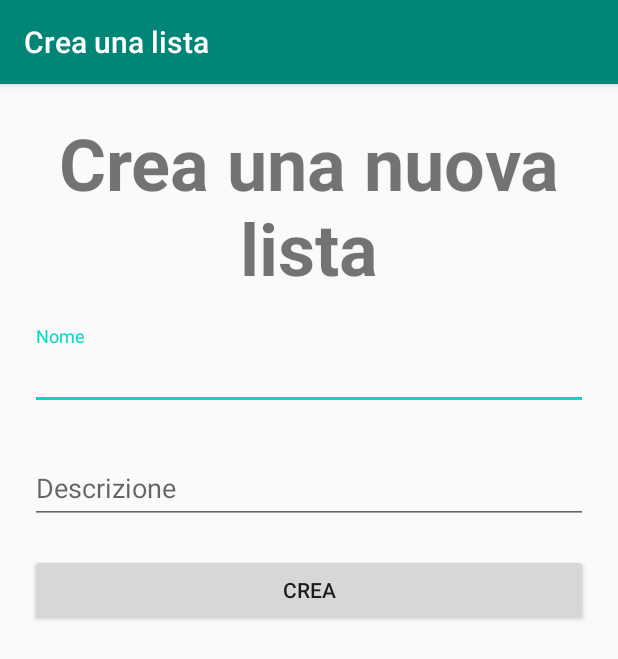
After one commit to Tato98/Applicazione_Lista_Regali, an Android app: the ListCreationActivity screen opened directly, with no data from a screen before it, on a phone screen of 412 x 824 dp. The commit adds this screen. Shown: the top 659 px of the screen. Run offline under Robolectric (Android 15) with nearby library versions, the phone set to English and light mode, and no system bars.

Commit message:
Creazione dell'activity che permette di creare una nuova lista di regali cliccando il bottone "add" che si trova nella mainActivity. Per ora nella creazione della lista può essere aggiunto solo il nome e la descrizione. Bisogna inoltre gestire tutte le varie eccezioni relative alla creazione della lista.

```diff
--- a/app/build.gradle
+++ b/app/build.gradle
@@ -31,4 +31,5 @@ dependencies {
     testImplementation 'junit:junit:4.12'
     androidTestImplementation 'androidx.test.ext:junit:1.1.1'
     androidTestImplementation 'androidx.test.espresso:espresso-core:3.2.0'
+    implementation 'com.google.android.material:material:1.2.0-alpha06'
 }
--- a/app/src/main/AndroidManifest.xml
+++ b/app/src/main/AndroidManifest.xml
@@ -9,6 +9,7 @@
         android:roundIcon="@mipmap/ic_launcher_round"
         android:supportsRtl="true"
         android:theme="@style/AppTheme">
+        <activity android:name=".ListCreationActivity"></activity>
         <activity android:name=".MainActivity">
             <intent-filter>
                 <action android:name="android.intent.action.MAIN" />
--- /dev/null
+++ b/app/src/main/java/com/example/applicazione_lista_regali/ListCreationActivity.java
@@ -0,0 +1,40 @@
+package com.example.applicazione_lista_regali;
+
+import androidx.appcompat.app.AppCompatActivity;
+
+import android.content.Intent;
+import android.os.Bundle;
+import android.view.View;
+import android.widget.Button;
+
+import com.google.android.material.textfield.TextInputEditText;
+import com.google.android.material.textfield.TextInputLayout;
+
+public class ListCreationActivity extends AppCompatActivity {
+
+    private TextInputEditText textName, textDescription;
+    private Button createButton;
+
+    @Override
+    protected void onCreate(Bundle savedInstanceState) {
+        super.onCreate(savedInstanceState);
+        setContentView(R.layout.activity_list_creation);
+
+        textName = findViewById(R.id.text_name);
+        textDescription = findViewById(R.id.text_description);
+        createButton = findViewById(R.id.btn_create);
+        createButton.setOnClickListener(new View.OnClickListener() {
+            @Override
+            public void onClick(View v) {
+                Intent intent = new Intent();
+                intent.putExtra("nome", textName.getText().toString());
+                intent.putExtra("descrizione", textDescription.getText().toString());
+                setResult(RESULT_OK, intent);
+                finish();
+            }
+        });
+
+        getSupportActionBar().setTitle("Crea una lista");
+
+    }
+}
--- /dev/null
+++ b/app/src/main/res/layout/activity_list_creation.xml
@@ -0,0 +1,52 @@
+<?xml version="1.0" encoding="utf-8"?>
+<LinearLayout
+    xmlns:android="http://schemas.android.com/apk/res/android"
+    xmlns:app="http://schemas.android.com/apk/res-auto"
+    xmlns:tools="http://schemas.android.com/tools"
+    android:layout_width="match_parent"
+    android:layout_height="match_parent"
+    android:orientation="vertical"
+    android:padding="20dp"
+    tools:context=".ListCreationActivity">
+
+    <TextView
+        android:layout_width="match_parent"
+        android:layout_height="wrap_content"
+        android:text="Crea una nuova lista"
+        android:textSize="@android:dimen/app_icon_size"
+        android:textStyle="bold"
+        android:textAlignment="center">
+    </TextView>
+
+    <com.google.android.material.textfield.TextInputLayout
+        android:layout_width="match_parent"
+        android:layout_height="wrap_content"
+        android:hint="Nome"
+        android:layout_marginTop="20dp">
+        <com.google.android.material.textfield.TextInputEditText
+            android:layout_width="match_parent"
+            android:layout_height="wrap_content"
+            android:id="@+id/text_name"/>
+    </com.google.android.material.textfield.TextInputLayout>
+
+    <com.google.android.material.textfield.TextInputLayout
+        android:layout_width="match_parent"
+        android:layout_height="wrap_content"
+        android:hint="Descrizione"
+        android:layout_marginTop="20dp">
+        <com.google.android.material.textfield.TextInputEditText
+            android:layout_width="match_parent"
+            android:layout_height="wrap_content"
+            android:id="@+id/text_description"/>
+    </com.google.android.material.textfield.TextInputLayout>
+
+    <Button
+        android:layout_width="match_parent"
+        android:layout_height="wrap_content"
+        android:layout_marginTop="20dp"
+        android:layout_gravity="end"
+        android:text="Crea"
+        android:id="@+id/btn_create">
+    </Button>
+
+</LinearLayout>
--- a/app/src/main/res/values/colors.xml
+++ b/app/src/main/res/values/colors.xml
@@ -1,6 +1,6 @@
 <?xml version="1.0" encoding="utf-8"?>
 <resources>
-    <color name="colorPrimary">#6200EE</color>
+    <color name="colorPrimary">#008577</color>
     <color name="colorPrimaryDark">#3700B3</color>
     <color name="colorAccent">#03DAC5</color>
 </resources>
--- a/app/src/main/res/values/styles.xml
+++ b/app/src/main/res/values/styles.xml
@@ -6,6 +6,7 @@
         <item name="colorPrimary">@color/colorPrimary</item>
         <item name="colorPrimaryDark">@color/colorPrimaryDark</item>
         <item name="colorAccent">@color/colorAccent</item>
+        <item name="android:statusBarColor">@color/colorPrimary</item>
     </style>
 
 </resources>
```
Also changed, not shown: app/src/main/java/ListaRegali/ListaRegali.java (added, +27 -0 lines), app/src/main/java/com/example/applicazione_lista_regali/MainActivity.java (+29 -0 lines), app/src/main/res/drawable/ic_add_circle_black_24dp.xml (added, +9 -0 lines), app/src/main/res/layout/activity_main.xml (+12 -9 lines).
